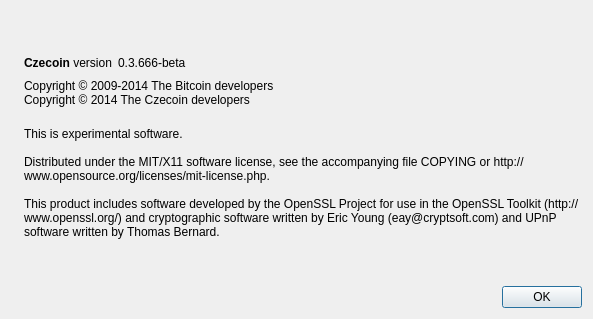
pringers/Czecoin-master, file src/qt/forms/aboutdialog.ui: the form before one commit.
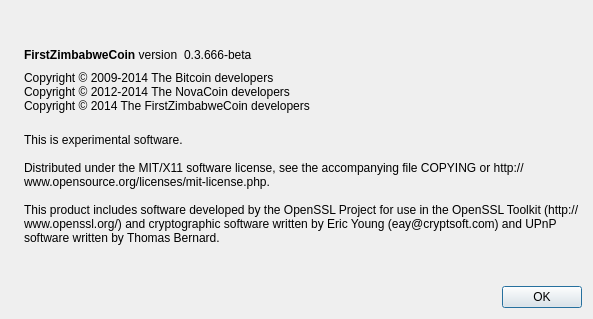
The form after the commit. Icons and pictures are not drawn.

```diff
--- a/src/qt/forms/aboutdialog.ui
+++ b/src/qt/forms/aboutdialog.ui
@@ -50,7 +50,7 @@
           <cursorShape>IBeamCursor</cursorShape>
          </property>
          <property name="text">
-          <string>&lt;b&gt;Czecoin&lt;/b&gt; version</string>
+          <string>&lt;b&gt;FirstZimbabweCoin&lt;/b&gt; version</string>
          </property>
          <property name="textInteractionFlags">
           <set>Qt::LinksAccessibleByMouse|Qt::TextSelectableByKeyboard|Qt::TextSelectableByMouse</set>
@@ -92,7 +92,8 @@
        </property>
        <property name="text">
         <string>Copyright © 2009-2014 The Bitcoin developers
-Copyright © 2014 The Czecoin developers</string>
+Copyright © 2012-2014 The NovaCoin developers
+Copyright © 2014 The FirstZimbabweCoin developers</string>
        </property>
        <property name="textInteractionFlags">
         <set>Qt::LinksAccessibleByMouse|Qt::TextSelectableByKeyboard|Qt::TextSelectableByMouse</set>
```
Left out of the diff: 2 changed lines with no effect on the pictures.
